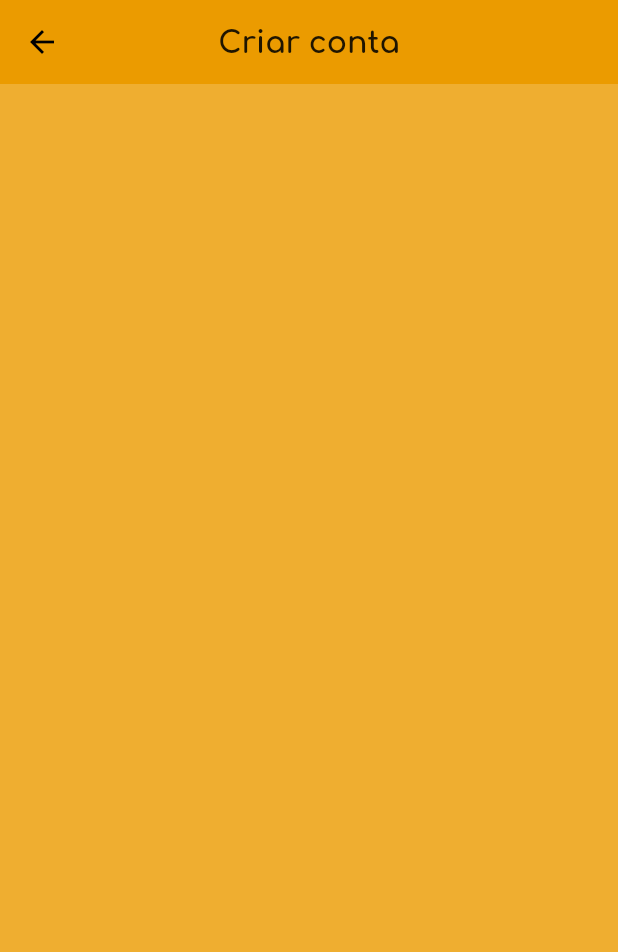
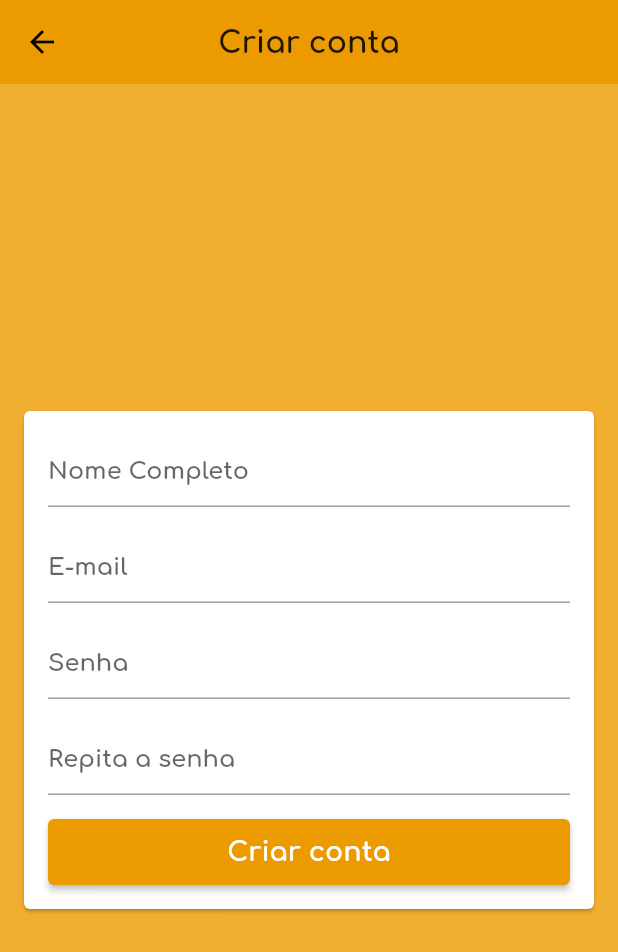
Before and after one commit to Tauan10/lojaflutter2021, a Flutter app: the CadastroScreen screen opened by its route, on a phone screen of 412 x 824 dp. Shown: the top 952 px of the screen. Run offline on Flutter 3.47's test engine with Material 2 defaults, Android fonts, the phone set to English and light mode, and no system bars; our stand-ins replace firebase_auth; accounts and stored records are empty.

Commit message:
Tela de cadastro e validaçao de senha e login

```diff
--- a/lib/models/user.dart
+++ b/lib/models/user.dart
@@ -1,6 +1,9 @@
 class User {
-  User({this.email, this.senha});
+  User({this.email, this.senha, this.name});
 
+  String name;
   String email;
   String senha;
+
+  String confirmacaoSenha;
 }
--- a/lib/screens/login/cadastro/cadastro_screen.dart
+++ b/lib/screens/login/cadastro/cadastro_screen.dart
@@ -1,13 +1,127 @@
 import 'package:flutter/material.dart';
+import 'package:lojafinal/helpers/validacao.dart';
+import 'package:lojafinal/models/user.dart';
 
 class CadastroScreen extends StatelessWidget {
+  final GlobalKey<FormState> formkey = GlobalKey<FormState>();
+  final GlobalKey<ScaffoldMessengerState> scaffoldMessengerKey =
+      GlobalKey<ScaffoldMessengerState>();
+
+  final User user = User();
+
   @override
   Widget build(BuildContext context) {
     return Scaffold(
+      key: scaffoldMessengerKey,
       appBar: AppBar(
         centerTitle: true,
-        title: const Text(
-          'Criar conta',
+        title: const Text('Criar conta'),
+      ),
+      body: Center(
+        child: Card(
+          margin: const EdgeInsets.symmetric(horizontal: 16),
+          child: Form(
+            key: formkey,
+            child: ListView(
+              padding: const EdgeInsets.all(16),
+              shrinkWrap: true,
+              children: <Widget>[
+                TextFormField(
+                  decoration: const InputDecoration(hintText: 'Nome Completo'),
+                  // ignore: missing_return
+                  validator: (name) {
+                    if (name.isEmpty)
+                      // ignore: curly_braces_in_flow_control_structures
+                      return 'Campo obrigatório';
+                    else if (name.trim().split(' ').length <= 1)
+                      // ignore: curly_braces_in_flow_control_structures
+                      return 'Preencha seu nome completo';
+                    return null;
+                  },
+                  onSaved: (name) => user.name,
+                ),
+                const SizedBox(
+                  height: 16,
+                ),
+                TextFormField(
+                  decoration: const InputDecoration(hintText: 'E-mail'),
+                  keyboardType: TextInputType.emailAddress,
+                  // ignore: missing_return
+                  validator: (email) {
+                    if (email.isEmpty)
+                      // ignore: curly_braces_in_flow_control_structures
+                      return 'Campo obrigatório';
+                    else if (!emailValido(email)) return 'E-mail invalido';
+                    return null;
+                  },
+                  onSaved: (email) => user.email = email,
+                ),
+                const SizedBox(
+                  height: 16,
+                ),
+                TextFormField(
+                  decoration: const InputDecoration(hintText: 'Senha'),
+                  onSaved: (pass) => user.senha = pass,
+                  // ignore: missing_return
+                  validator: (pass) {
+                    if (pass.isEmpty)
+                      // ignore: curly_braces_in_flow_control_structures
+                      return 'Campo obrigatório';
+                    else if (pass.length < 6) return 'Senha muito curta';
+                    return null;
+                  },
+
+                  obscureText: true,
+                ),
+                const SizedBox(
+                  height: 16,
+                ),
+                TextFormField(
+                  decoration: const InputDecoration(hintText: 'Repita a senha'),
+                  validator: (pass) {
+                    if (pass.isEmpty)
+                      // ignore: curly_braces_in_flow_control_structures
+                      return 'Campo obrigatório';
+                    else if (pass.length < 6) return 'Senha muito curta';
+                    return null;
+                  },
+                  onSaved: (pass) => user.confirmacaoSenha = pass,
+                  obscureText: true,
+                ),
+                const SizedBox(
+                  height: 16,
+                ),
+                SizedBox(
+                    height:
+                        44, //-------------BUTOON --EXEMPLO-------------------
+                    child: ElevatedButton(
+                      onPressed: () {
+                        if (formkey.currentState.validate()) {
+                          formkey.currentState.save();
+                          if (user.senha != user.confirmacaoSenha) {
+                            ScaffoldMessenger.of(context)
+                                // ignore: prefer_const_constructors
+                                .showSnackBar(SnackBar(
+                              // ignore: prefer_const_constructors
+                              content: const Text('Senhas não coincidem'),
+                              //Mensagem
+                            ));
+                            return;
+                          }
+                        }
+                      },
+                      // ignore: sort_child_properties_last
+                      child: const Text(
+                        'Criar conta',
+                        style: TextStyle(color: Colors.white, fontSize: 18),
+                      ),
+                      style: ElevatedButton.styleFrom(
+                        primary: const Color.fromARGB(255, 235, 155, 0),
+                      ),
+                    )),
+              ],
+            ),
+          ),
         ),
       ),
     );
```
Also changed, not shown: lib/screens/login/login.screen.dart (+5 -2 lines).
